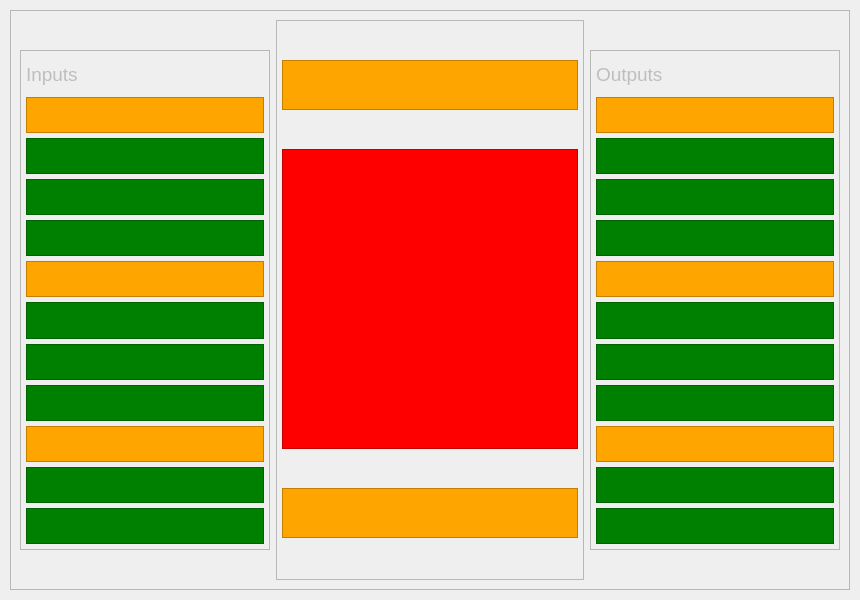
Above: gui/uis/pages/main_pages.ui from Bharuck/Proyecto_TMM before the change. Below: the same form after it.
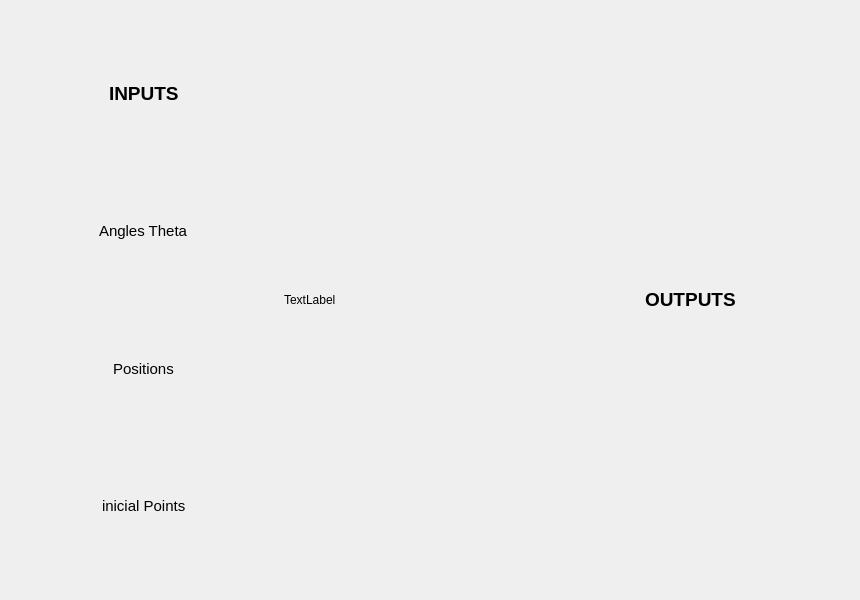
That is the form after the change.

Commit message: Terminando de editar el frame de entradas

Diff of the .ui file:
```diff
--- a/gui/uis/pages/main_pages.ui
+++ b/gui/uis/pages/main_pages.ui
@@ -57,9 +57,6 @@
       </layout>
      </widget>
      <widget class="QWidget" name="page_2">
-      <property name="styleSheet">
-       <string notr="true">font-size: 14pt;</string>
-      </property>
       <layout class="QVBoxLayout" name="page_2_layout">
        <property name="spacing">
         <number>5</number>
@@ -77,505 +74,171 @@
         <number>5</number>
        </property>
        <item>
-        <widget class="QFrame" name="Distribuitor">
-         <property name="enabled">
-          <bool>false</bool>
-         </property>
+        <widget class="QFrame" name="frame">
          <property name="frameShape">
-          <enum>QFrame::StyledPanel</enum>
+          <enum>QFrame::NoFrame</enum>
          </property>
          <property name="frameShadow">
           <enum>QFrame::Raised</enum>
          </property>
          <layout class="QHBoxLayout" name="horizontalLayout">
           <item>
-           <widget class="QFrame" name="in_frame">
-            <property name="enabled">
-             <bool>false</bool>
-            </property>
+           <widget class="QFrame" name="frame_2">
             <property name="minimumSize">
              <size>
               <width>250</width>
-              <height>500</height>
-             </size>
-            </property>
-            <property name="maximumSize">
-             <size>
-              <width>250</width>
-              <height>500</height>
-             </size>
-            </property>
-            <property name="frameShape">
-             <enum>QFrame::StyledPanel</enum>
-            </property>
-            <property name="frameShadow">
-             <enum>QFrame::Raised</enum>
-            </property>
-            <layout class="QVBoxLayout" name="verticalLayout_2">
-             <property name="spacing">
-              <number>5</number>
-             </property>
-             <property name="leftMargin">
-              <number>5</number>
-             </property>
-             <property name="topMargin">
-              <number>5</number>
-             </property>
-             <property name="rightMargin">
-              <number>5</number>
-             </property>
-             <property name="bottomMargin">
-              <number>5</number>
-             </property>
-             <item>
-              <widget class="QLabel" name="inputs">
-               <property name="layoutDirection">
-                <enum>Qt::LeftToRight</enum>
-               </property>
-               <property name="text">
-                <string>Inputs</string>
-               </property>
-              </widget>
-             </item>
-             <item>
-              <widget class="QFrame" name="frame">
-               <property name="styleSheet">
-                <string notr="true">font-size: 14pt;background:orange;</string>
-               </property>
-               <property name="frameShape">
-                <enum>QFrame::StyledPanel</enum>
-               </property>
-               <property name="frameShadow">
-                <enum>QFrame::Raised</enum>
-               </property>
-              </widget>
-             </item>
-             <item>
-              <widget class="QFrame" name="frame_2">
-               <property name="styleSheet">
-                <string notr="true">font-size: 14pt;background:green;</string>
-               </property>
-               <property name="frameShape">
-                <enum>QFrame::StyledPanel</enum>
-               </property>
-               <property name="frameShadow">
-                <enum>QFrame::Raised</enum>
-               </property>
-              </widget>
-             </item>
-             <item>
-              <widget class="QFrame" name="frame_3">
-               <property name="styleSheet">
-                <string notr="true">font-size: 14pt;background:green;</string>
-               </property>
-               <property name="frameShape">
-                <enum>QFrame::StyledPanel</enum>
-               </property>
-               <property name="frameShadow">
-                <enum>QFrame::Raised</enum>
-               </property>
-              </widget>
-             </item>
-             <item>
-              <widget class="QFrame" name="frame_4">
-               <property name="styleSheet">
-                <string notr="true">font-size: 14pt;background:green;</string>
-               </property>
-               <property name="frameShape">
-                <enum>QFrame::StyledPanel</enum>
-               </property>
-               <property name="frameShadow">
-                <enum>QFrame::Raised</enum>
-               </property>
-              </widget>
-             </item>
-             <item>
-              <widget class="QFrame" name="frame_9">
-               <property name="styleSheet">
-                <string notr="true">font-size: 14pt;background:orange;</string>
-               </property>
-               <property name="frameShape">
-                <enum>QFrame::StyledPanel</enum>
-               </property>
-               <property name="frameShadow">
-                <enum>QFrame::Raised</enum>
-               </property>
-              </widget>
-             </item>
-             <item>
-              <widget class="QFrame" name="frame_5">
-               <property name="styleSheet">
-                <string notr="true">font-size: 14pt;background:green;</string>
-               </property>
-               <property name="frameShape">
-                <enum>QFrame::StyledPanel</enum>
-               </property>
-               <property name="frameShadow">
-                <enum>QFrame::Raised</enum>
-               </property>
-              </widget>
-             </item>
-             <item>
-              <widget class="QFrame" name="frame_7">
-               <property name="styleSheet">
-                <string notr="true">font-size: 14pt;background:green;</string>
-               </property>
-               <property name="frameShape">
-                <enum>QFrame::StyledPanel</enum>
-               </property>
-               <property name="frameShadow">
-                <enum>QFrame::Raised</enum>
-               </property>
-              </widget>
-             </item>
-             <item>
-              <widget class="QFrame" name="frame_8">
-               <property name="styleSheet">
-                <string notr="true">font-size: 14pt;background:green;</string>
-               </property>
-               <property name="frameShape">
-                <enum>QFrame::StyledPanel</enum>
-               </property>
-               <property name="frameShadow">
-                <enum>QFrame::Raised</enum>
-               </property>
-              </widget>
-             </item>
-             <item>
-              <widget class="QFrame" name="frame_10">
-               <property name="styleSheet">
-                <string notr="true">font-size: 14pt;background:orange;</string>
-               </property>
-               <property name="frameShape">
-                <enum>QFrame::StyledPanel</enum>
-               </property>
-               <property name="frameShadow">
-                <enum>QFrame::Raised</enum>
-               </property>
-              </widget>
-             </item>
-             <item>
-              <widget class="QFrame" name="frame_11">
-               <property name="styleSheet">
-                <string notr="true">font-size: 14pt;background:green;</string>
-               </property>
-               <property name="frameShape">
-                <enum>QFrame::StyledPanel</enum>
-               </property>
-               <property name="frameShadow">
-                <enum>QFrame::Raised</enum>
-               </property>
-              </widget>
-             </item>
-             <item>
-              <widget class="QFrame" name="frame_12">
-               <property name="styleSheet">
-                <string notr="true">font-size: 14pt;background:green;</string>
-               </property>
-               <property name="frameShape">
-                <enum>QFrame::StyledPanel</enum>
-               </property>
-               <property name="frameShadow">
-                <enum>QFrame::Raised</enum>
-               </property>
-              </widget>
-             </item>
-            </layout>
-           </widget>
-          </item>
-          <item>
-           <widget class="QFrame" name="central_frame">
-            <property name="minimumSize">
-             <size>
-              <width>0</width>
               <height>0</height>
              </size>
             </property>
+            <property name="maximumSize">
+             <size>
+              <width>250</width>
+              <height>16777215</height>
+             </size>
+            </property>
             <property name="frameShape">
-             <enum>QFrame::StyledPanel</enum>
+             <enum>QFrame::NoFrame</enum>
             </property>
             <property name="frameShadow">
              <enum>QFrame::Raised</enum>
             </property>
             <layout class="QVBoxLayout" name="verticalLayout">
-             <property name="spacing">
-              <number>5</number>
-             </property>
-             <property name="leftMargin">
-              <number>5</number>
-             </property>
-             <property name="topMargin">
-              <number>5</number>
-             </property>
-             <property name="rightMargin">
-              <number>5</number>
-             </property>
-             <property name="bottomMargin">
-              <number>5</number>
-             </property>
-             <item>
-              <widget class="QFrame" name="frame_16">
-               <property name="minimumSize">
-                <size>
-                 <width>0</width>
-                 <height>35</height>
-                </size>
+             <item alignment="Qt::AlignHCenter">
+              <widget class="QLabel" name="label_2">
+               <property name="font">
+                <font>
+                 <pointsize>14</pointsize>
+                </font>
                </property>
-               <property name="maximumSize">
-                <size>
-                 <width>16777215</width>
-                 <height>50</height>
-                </size>
+               <property name="text">
+                <string>&lt;html&gt;&lt;head/&gt;&lt;body&gt;&lt;p&gt;&lt;span style=&quot; font-size:14pt; font-weight:700;&quot;&gt;INPUTS&lt;/span&gt;&lt;/p&gt;&lt;/body&gt;&lt;/html&gt;</string>
                </property>
-               <property name="styleSheet">
-                <string notr="true">font-size: 14pt;background:orange;</string>
+              </widget>
+             </item>
+             <item alignment="Qt::AlignHCenter">
+              <widget class="QLabel" name="label_5">
+               <property name="text">
+                <string>&lt;html&gt;&lt;head/&gt;&lt;body&gt;&lt;p&gt;&lt;span style=&quot; font-size:11pt;&quot;&gt;Angles Theta&lt;/span&gt;&lt;/p&gt;&lt;/body&gt;&lt;/html&gt;</string>
                </property>
-               <property name="frameShape">
-                <enum>QFrame::StyledPanel</enum>
-               </property>
-               <property name="frameShadow">
-                <enum>QFrame::Raised</enum>
-               </property>
               </widget>
              </item>
              <item>
-              <widget class="QFrame" name="frame_6">
-               <property name="maximumSize">
-                <size>
-                 <width>16777215</width>
-                 <height>300</height>
-                </size>
+              <layout class="QHBoxLayout" name="theta1_layout"/>
+             </item>
+             <item>
+              <layout class="QHBoxLayout" name="theta2_layout"/>
+             </item>
+             <item>
+              <layout class="QHBoxLayout" name="theta3_layout"/>
+             </item>
+             <item alignment="Qt::AlignHCenter">
+              <widget class="QLabel" name="label_6">
+               <property name="text">
+                <string>&lt;html&gt;&lt;head/&gt;&lt;body&gt;&lt;p&gt;&lt;span style=&quot; font-size:11pt;&quot;&gt;Positions&lt;/span&gt;&lt;/p&gt;&lt;/body&gt;&lt;/html&gt;</string>
                </property>
-               <property name="styleSheet">
-                <string notr="true">font-size: 14pt;background:red;</string>
-               </property>
-               <property name="frameShape">
-                <enum>QFrame::StyledPanel</enum>
-               </property>
-               <property name="frameShadow">
-                <enum>QFrame::Raised</enum>
-               </property>
               </widget>
              </item>
              <item>
-              <widget class="QFrame" name="frame_17">
-               <property name="minimumSize">
-                <size>
-                 <width>0</width>
-                 <height>35</height>
-                </size>
+              <layout class="QHBoxLayout" name="P1_layout"/>
+             </item>
+             <item>
+              <layout class="QHBoxLayout" name="P2_layout"/>
+             </item>
+             <item>
+              <layout class="QHBoxLayout" name="P3_layout"/>
+             </item>
+             <item alignment="Qt::AlignHCenter">
+              <widget class="QLabel" name="label_7">
+               <property name="text">
+                <string>&lt;html&gt;&lt;head/&gt;&lt;body&gt;&lt;p&gt;&lt;span style=&quot; font-size:11pt;&quot;&gt;inicial Points&lt;/span&gt;&lt;/p&gt;&lt;/body&gt;&lt;/html&gt;</string>
                </property>
-               <property name="maximumSize">
-                <size>
-                 <width>16777215</width>
-                 <height>50</height>
-                </size>
-               </property>
-               <property name="styleSheet">
-                <string notr="true">font-size: 14pt;background:orange;</string>
-               </property>
-               <property name="frameShape">
-                <enum>QFrame::StyledPanel</enum>
-               </property>
-               <property name="frameShadow">
-                <enum>QFrame::Raised</enum>
-               </property>
               </widget>
              </item>
             </layout>
            </widget>
           </item>
           <item>
-           <widget class="QFrame" name="in_frame_2">
-            <property name="enabled">
-             <bool>false</bool>
+           <widget class="QFrame" name="frame_3">
+            <property name="frameShape">
+             <enum>QFrame::NoFrame</enum>
             </property>
+            <property name="frameShadow">
+             <enum>QFrame::Raised</enum>
+            </property>
+            <layout class="QVBoxLayout" name="verticalLayout_2">
+             <item>
+              <widget class="QLabel" name="label_3">
+               <property name="text">
+                <string>TextLabel</string>
+               </property>
+              </widget>
+             </item>
+             <item>
+              <layout class="QHBoxLayout" name="button_layout"/>
+             </item>
+            </layout>
+           </widget>
+          </item>
+          <item>
+           <widget class="QFrame" name="frame_4">
             <property name="minimumSize">
              <size>
-              <width>250</width>
-              <height>500</height>
+              <width>300</width>
+              <height>0</height>
              </size>
             </property>
             <property name="maximumSize">
              <size>
-              <width>250</width>
-              <height>500</height>
+              <width>300</width>
+              <height>16777215</height>
              </size>
             </property>
             <property name="frameShape">
-             <enum>QFrame::StyledPanel</enum>
+             <enum>QFrame::NoFrame</enum>
             </property>
             <property name="frameShadow">
              <enum>QFrame::Raised</enum>
             </property>
             <layout class="QVBoxLayout" name="verticalLayout_3">
-             <property name="spacing">
-              <number>5</number>
-             </property>
-             <property name="leftMargin">
-              <number>5</number>
-             </property>
-             <property name="topMargin">
-              <number>5</number>
-             </property>
-             <property name="rightMargin">
-              <number>5</number>
-             </property>
-             <property name="bottomMargin">
-              <number>5</number>
-             </property>
-             <item>
-              <widget class="QLabel" name="outputs">
-               <property name="layoutDirection">
-                <enum>Qt::LeftToRight</enum>
-               </property>
+             <item alignment="Qt::AlignHCenter">
+              <widget class="QLabel" name="label_4">
                <property name="text">
-                <string>Outputs</string>
+                <string>&lt;html&gt;&lt;head/&gt;&lt;body&gt;&lt;p&gt;&lt;span style=&quot; font-size:14pt; font-weight:700;&quot;&gt;OUTPUTS&lt;/span&gt;&lt;/p&gt;&lt;/body&gt;&lt;/html&gt;</string>
                </property>
               </widget>
              </item>
              <item>
-              <widget class="QFrame" name="frame_13">
-               <property name="styleSheet">
-                <string notr="true">font-size: 14pt;background:orange;</string>
-               </property>
-               <property name="frameShape">
-                <enum>QFrame::StyledPanel</enum>
-               </property>
-               <property name="frameShadow">
-                <enum>QFrame::Raised</enum>
-               </property>
-              </widget>
+              <layout class="QHBoxLayout" name="input1_layout_2"/>
              </item>
              <item>
-              <widget class="QFrame" name="frame_14">
-               <property name="styleSheet">
-                <string notr="true">font-size: 14pt;background:green;</string>
-               </property>
-               <property name="frameShape">
-                <enum>QFrame::StyledPanel</enum>
-               </property>
-               <property name="frameShadow">
-                <enum>QFrame::Raised</enum>
-               </property>
-              </widget>
+              <layout class="QHBoxLayout" name="input1_layout_3"/>
              </item>
              <item>
-              <widget class="QFrame" name="frame_18">
-               <property name="styleSheet">
-                <string notr="true">font-size: 14pt;background:green;</string>
-               </property>
-               <property name="frameShape">
-                <enum>QFrame::StyledPanel</enum>
-               </property>
-               <property name="frameShadow">
-                <enum>QFrame::Raised</enum>
-               </property>
-              </widget>
+              <layout class="QHBoxLayout" name="input1_layout_4"/>
              </item>
              <item>
-              <widget class="QFrame" name="frame_19">
-               <property name="styleSheet">
-                <string notr="true">font-size: 14pt;background:green;</string>
-               </property>
-               <property name="frameShape">
-                <enum>QFrame::StyledPanel</enum>
-               </property>
-               <property name="frameShadow">
-                <enum>QFrame::Raised</enum>
-               </property>
-              </widget>
+              <layout class="QHBoxLayout" name="input1_layout_5"/>
              </item>
              <item>
-              <widget class="QFrame" name="frame_20">
-               <property name="styleSheet">
-                <string notr="true">font-size: 14pt;background:orange;</string>
-               </property>
-               <property name="frameShape">
-                <enum>QFrame::StyledPanel</enum>
-               </property>
-               <property name="frameShadow">
-                <enum>QFrame::Raised</enum>
-               </property>
-              </widget>
+              <layout class="QHBoxLayout" name="input1_layout_6"/>
              </item>
              <item>
-              <widget class="QFrame" name="frame_21">
-               <property name="styleSheet">
-                <string notr="true">font-size: 14pt;background:green;</string>
-               </property>
-               <property name="frameShape">
-                <enum>QFrame::StyledPanel</enum>
-               </property>
-               <property name="frameShadow">
-                <enum>QFrame::Raised</enum>
-               </property>
-              </widget>
+              <layout class="QHBoxLayout" name="input1_layout_7"/>
              </item>
              <item>
-              <widget class="QFrame" name="frame_22">
-               <property name="styleSheet">
-                <string notr="true">font-size: 14pt;background:green;</string>
-               </property>
-               <property name="frameShape">
-                <enum>QFrame::StyledPanel</enum>
-               </property>
-               <property name="frameShadow">
-                <enum>QFrame::Raised</enum>
-               </property>
-              </widget>
+              <layout class="QHBoxLayout" name="input1_layout_8"/>
              </item>
              <item>
-              <widget class="QFrame" name="frame_23">
-               <property name="styleSheet">
-                <string notr="true">font-size: 14pt;background:green;</string>
-               </property>
-               <property name="frameShape">
-                <enum>QFrame::StyledPanel</enum>
-               </property>
-               <property name="frameShadow">
-                <enum>QFrame::Raised</enum>
-               </property>
-              </widget>
+              <layout class="QHBoxLayout" name="input1_layout_9"/>
              </item>
              <item>
-              <widget class="QFrame" name="frame_24">
-               <property name="styleSheet">
-                <string notr="true">font-size: 14pt;background:orange;</string>
-               </property>
-               <property name="frameShape">
-                <enum>QFrame::StyledPanel</enum>
-               </property>
-               <property name="frameShadow">
-                <enum>QFrame::Raised</enum>
-               </property>
-              </widget>
+              <layout class="QHBoxLayout" name="input1_layout_10"/>
              </item>
              <item>
-              <widget class="QFrame" name="frame_25">
-               <property name="styleSheet">
-                <string notr="true">font-size: 14pt;background:green;</string>
-               </property>
-               <property name="frameShape">
-                <enum>QFrame::StyledPanel</enum>
-               </property>
-               <property name="frameShadow">
-                <enum>QFrame::Raised</enum>
-               </property>
-              </widget>
+              <layout class="QHBoxLayout" name="input1_layout_11"/>
              </item>
              <item>
-              <widget class="QFrame" name="frame_26">
-               <property name="styleSheet">
-                <string notr="true">font-size: 14pt;background:green;</string>
-               </property>
-               <property name="frameShape">
-                <enum>QFrame::StyledPanel</enum>
-               </property>
-               <property name="frameShadow">
-                <enum>QFrame::Raised</enum>
-               </property>
-              </widget>
+              <layout class="QHBoxLayout" name="input1_layout_12"/>
              </item>
             </layout>
            </widget>
```
Left out of the diff: 124 changed lines with no effect on the pictures. The commit also changes 3 other files.
